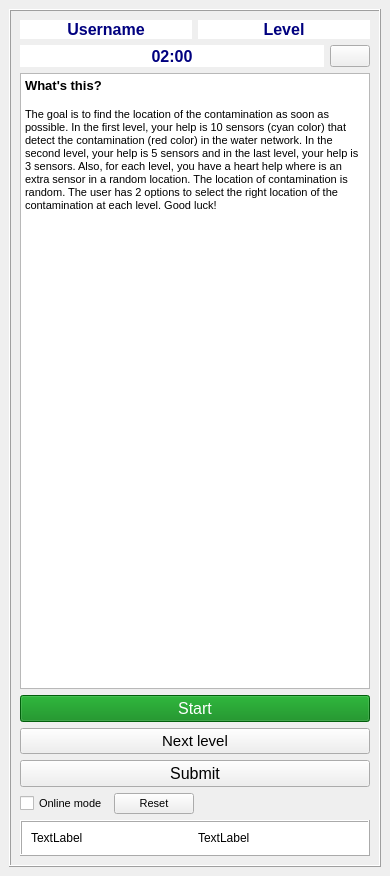
Old version of the form ui/pathoGAME_dockwidget_base.ui in the repository KIOS-Research/PathoGAME.
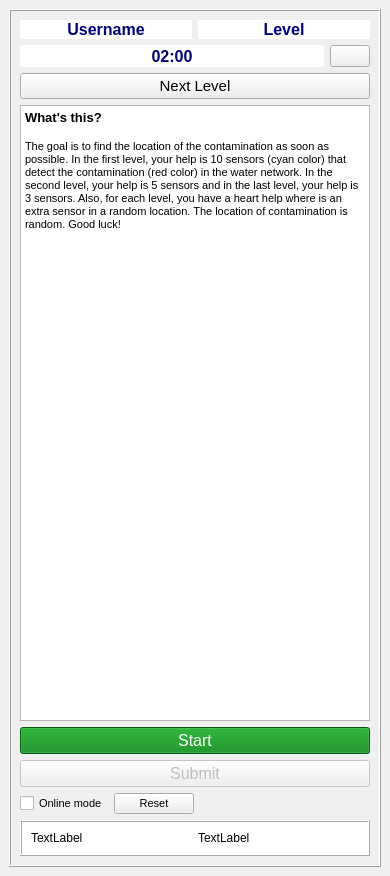
New version of the form. Icons and pictures are not drawn.

What changed in the file:
```diff
--- a/ui/pathoGAME_dockwidget_base.ui
+++ b/ui/pathoGAME_dockwidget_base.ui
@@ -139,6 +139,27 @@
              </item>
             </layout>
            </item>
+           <item>
+            <widget class="QPushButton" name="next_level_btn">
+             <property name="sizePolicy">
+              <sizepolicy hsizetype="MinimumExpanding" vsizetype="Fixed">
+               <horstretch>0</horstretch>
+               <verstretch>0</verstretch>
+              </sizepolicy>
+             </property>
+             <property name="font">
+              <font>
+               <pointsize>11</pointsize>
+              </font>
+             </property>
+             <property name="styleSheet">
+              <string notr="true"/>
+             </property>
+             <property name="text">
+              <string>Next Level</string>
+             </property>
+            </widget>
+           </item>
            <item>
             <widget class="QTextBrowser" name="textBrowser">
              <property name="sizePolicy">
@@ -157,7 +178,7 @@
 &lt;/style&gt;&lt;/head&gt;&lt;body style=&quot; font-family:'MS Shell Dlg 2'; font-size:7.8pt; font-weight:400; font-style:normal;&quot;&gt;
 &lt;p style=&quot; margin-top:0px; margin-bottom:0px; margin-left:0px; margin-right:0px; -qt-block-indent:0; text-indent:0px;&quot;&gt;&lt;span style=&quot; font-size:10pt; font-weight:600;&quot;&gt;What's this?&lt;/span&gt;&lt;/p&gt;
 &lt;p align=&quot;center&quot; style=&quot;-qt-paragraph-type:empty; margin-top:0px; margin-bottom:0px; margin-left:0px; margin-right:0px; -qt-block-indent:0; text-indent:0px; font-size:10pt; font-weight:600;&quot;&gt;&lt;br /&gt;&lt;/p&gt;
-&lt;p style=&quot; margin-top:0px; margin-bottom:0px; margin-left:0px; margin-right:0px; -qt-block-indent:0; text-indent:0px;&quot;&gt;&lt;span style=&quot; font-size:8.25pt;&quot;&gt;The goal is to find the location of the contamination as soon as possible. In the first level, your help is 10 sensors (cyan color) that detect the contamination (red color) in the water network. In the second level, your help is 5 sensors and in the last level, your help is 3 sensors. Also, for each level, you have a heart help where is an extra sensor in a random location. The location of contamination is random. The user has 2 options to select the right location of the contamination at each level. Good luck! &lt;/span&gt;&lt;/p&gt;
+&lt;p style=&quot; margin-top:0px; margin-bottom:0px; margin-left:0px; margin-right:0px; -qt-block-indent:0; text-indent:0px;&quot;&gt;&lt;span style=&quot; font-size:8.25pt;&quot;&gt;The goal is to find the location of the contamination as soon as possible. In the first level, your help is 10 sensors (cyan color) that detect the contamination (red color) in the water network. In the second level, your help is 5 sensors and in the last level, your help is 3 sensors. Also, for each level, you have a heart help where is an extra sensor in a random location. The location of contamination is random. Good luck! &lt;/span&gt;&lt;/p&gt;
 &lt;p align=&quot;center&quot; style=&quot; margin-top:0px; margin-bottom:0px; margin-left:0px; margin-right:0px; -qt-block-indent:0; text-indent:0px;&quot;&gt;&lt;img src=&quot;:/plugins/pathoGAME/icons/legend3.png&quot; width=&quot;330&quot; /&gt;&lt;/p&gt;&lt;/body&gt;&lt;/html&gt;</string>
              </property>
             </widget>
@@ -182,29 +203,11 @@
              </property>
             </widget>
            </item>
-           <item>
-            <widget class="QPushButton" name="next_level_btn">
-             <property name="sizePolicy">
-              <sizepolicy hsizetype="MinimumExpanding" vsizetype="Fixed">
-               <horstretch>0</horstretch>
-               <verstretch>0</verstretch>
-              </sizepolicy>
-             </property>
-             <property name="font">
-              <font>
-               <pointsize>11</pointsize>
-              </font>
-             </property>
-             <property name="styleSheet">
-              <string notr="true"/>
-             </property>
-             <property name="text">
-              <string>Next level</string>
-             </property>
-            </widget>
-           </item>
            <item>
             <widget class="QPushButton" name="submit_btn">
+             <property name="enabled">
+              <bool>false</bool>
+             </property>
              <property name="font">
               <font>
                <pointsize>12</pointsize>
```
